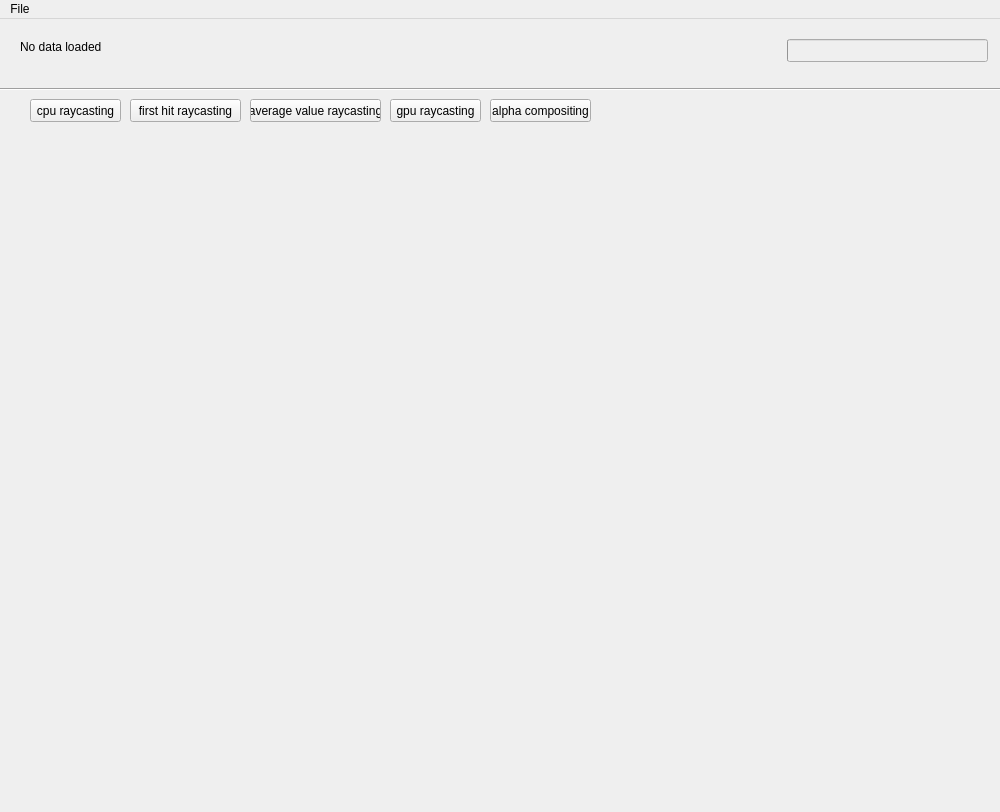
Before: the Qt Designer form Projekt/res/MainWindow.ui in matschyrious/Visu, drawn with Qt 5.
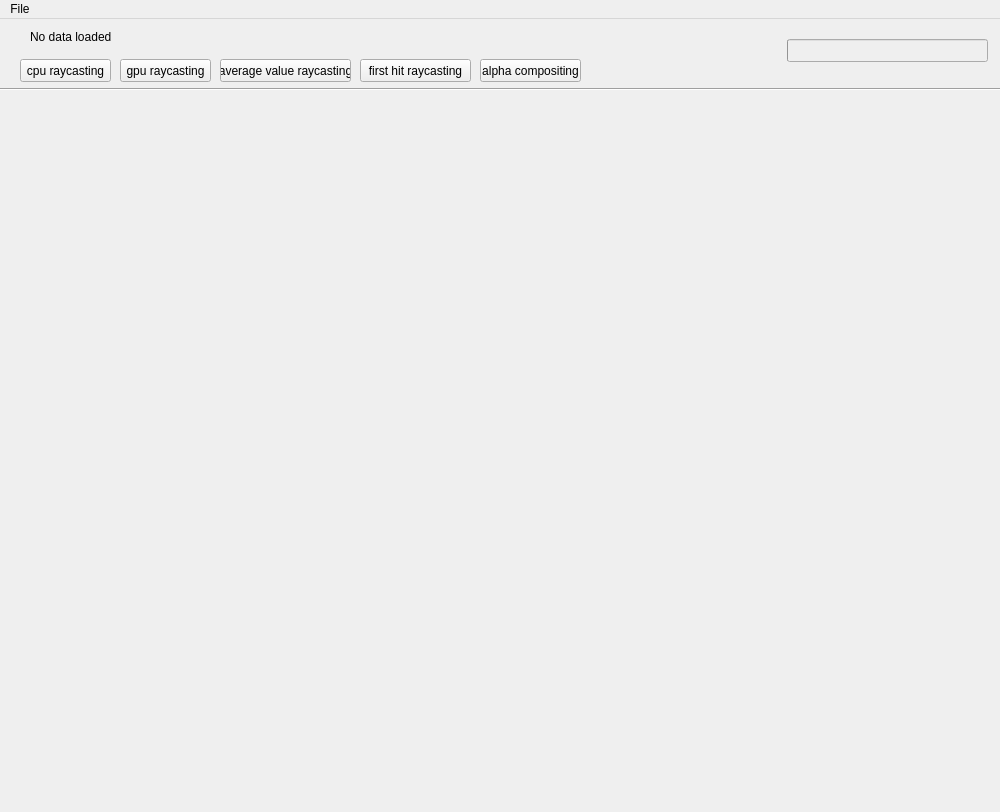
After: the same form once the commit is applied.

Commit message: in einem, großem label. schaut besser aus :)

The edit to the form file:
```diff
--- a/Projekt/res/MainWindow.ui
+++ b/Projekt/res/MainWindow.ui
@@ -17,8 +17,8 @@
    <widget class="QLabel" name="labelTop">
     <property name="geometry">
      <rect>
-      <x>20</x>
-      <y>20</y>
+      <x>30</x>
+      <y>10</y>
       <width>1001</width>
       <height>16</height>
      </rect>
@@ -63,9 +63,9 @@
     <property name="geometry">
      <rect>
       <x>10</x>
-      <y>110</y>
+      <y>80</y>
       <width>841</width>
-      <height>671</height>
+      <height>701</height>
      </rect>
     </property>
     <property name="text">
@@ -75,8 +75,8 @@
    <widget class="QPushButton" name="pushButtonGPU">
     <property name="geometry">
      <rect>
-      <x>390</x>
-      <y>80</y>
+      <x>120</x>
+      <y>40</y>
       <width>91</width>
       <height>23</height>
      </rect>
@@ -88,8 +88,8 @@
    <widget class="QPushButton" name="pushButtonCPU">
     <property name="geometry">
      <rect>
-      <x>30</x>
-      <y>80</y>
+      <x>20</x>
+      <y>40</y>
       <width>91</width>
       <height>23</height>
      </rect>
@@ -140,8 +140,8 @@
    <widget class="QPushButton" name="pushButtonFirstHit">
     <property name="geometry">
      <rect>
-      <x>130</x>
-      <y>80</y>
+      <x>360</x>
+      <y>40</y>
       <width>111</width>
       <height>23</height>
      </rect>
@@ -153,8 +153,8 @@
    <widget class="QPushButton" name="pushButtonAlphaComp">
     <property name="geometry">
      <rect>
-      <x>490</x>
-      <y>80</y>
+      <x>480</x>
+      <y>40</y>
       <width>101</width>
       <height>23</height>
      </rect>
@@ -166,8 +166,8 @@
    <widget class="QPushButton" name="pushButtonAverage">
     <property name="geometry">
      <rect>
-      <x>250</x>
-      <y>80</y>
+      <x>220</x>
+      <y>40</y>
       <width>131</width>
       <height>23</height>
      </rect>
```
The commit also changes 1 other file.
